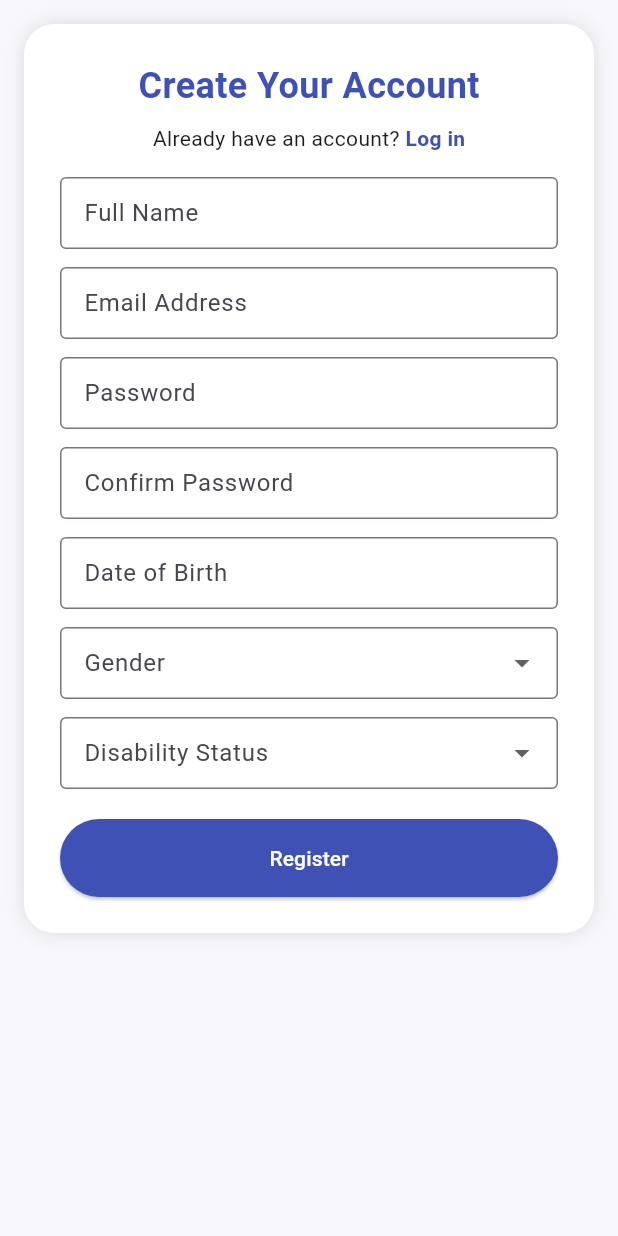
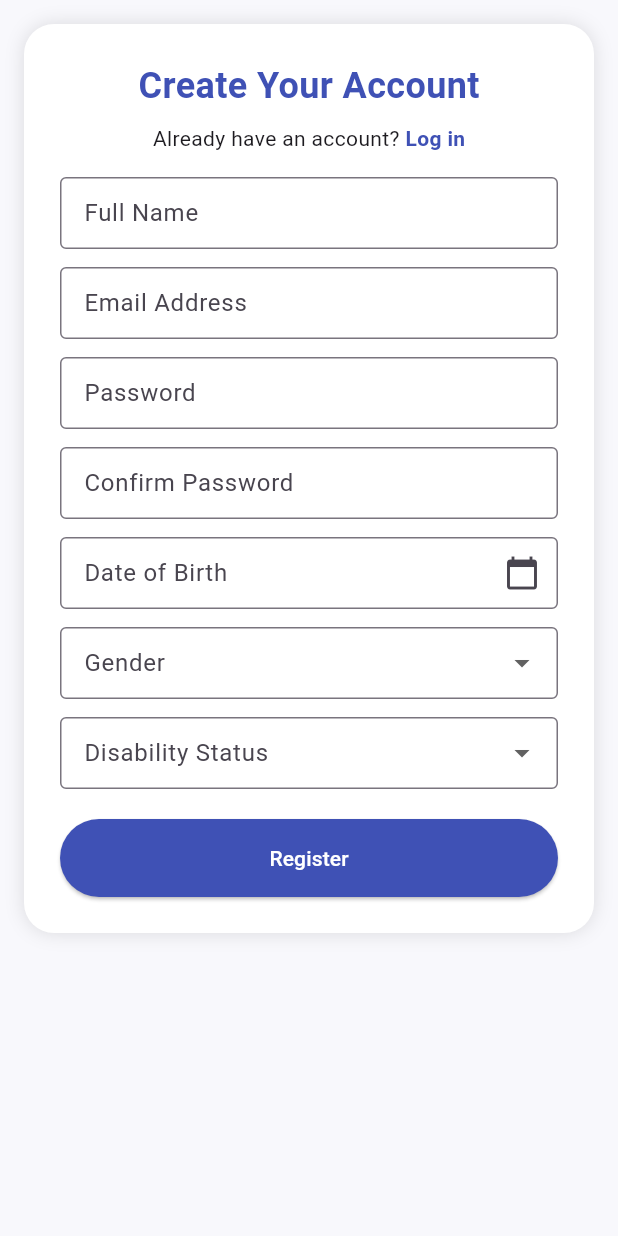
Before and after one commit to brownbots/ablemate, a Flutter app: the RegisterScreen screen opened by its route, on a phone screen of 412 x 824 dp. Run offline on Flutter 3.47's test engine with Material 3 defaults, Android fonts, the phone set to English and light mode, and no system bars; network calls fail.

Commit message:
Implemented UI improvements on login and register screens

```diff
--- a/lib/screens/login.dart
+++ b/lib/screens/login.dart
@@ -18,7 +18,7 @@ class _LoginScreenState extends State<LoginScreen> {
 
   Future<void> loginUser() async {
     try {
-      final url = Uri.parse('http://192.168.1.9:8000/login');
+      final url = Uri.parse('http://192.168.0.173:8000/login');
       final response = await http.post(
         url,
         headers: {'Content-Type': 'application/json'},
--- a/lib/screens/register.dart
+++ b/lib/screens/register.dart
@@ -30,7 +30,7 @@ class _RegisterScreenState extends State<RegisterScreen> {
     }
 
     try {
-      final url = Uri.parse('http://192.168.1.9:8000/register');
+      final url = Uri.parse('http://192.168.0.173:8000/register');
       final response = await http.post(
         url,
         headers: {'Content-Type': 'application/json'},
@@ -141,10 +141,24 @@ class _RegisterScreenState extends State<RegisterScreen> {
                   const SizedBox(height: 12),
                   TextField(
                     controller: dobController,
+                    readOnly: true,
+                    onTap: () async {
+                      final pickedDate = await showDatePicker(
+                        context: context,
+                        initialDate: DateTime(2000),
+                        firstDate: DateTime(1900),
+                        lastDate: DateTime.now(),
+                      );
+                      if (pickedDate != null) {
+                        dobController.text =
+                        "${pickedDate.year}-${pickedDate.month.toString().padLeft(2, '0')}-${pickedDate.day.toString().padLeft(2, '0')}";
+                      }
+                    },
                     decoration: const InputDecoration(
                       labelText: 'Date of Birth',
                       border: OutlineInputBorder(),
                       contentPadding: EdgeInsets.symmetric(horizontal: 12, vertical: 12),
+                      suffixIcon: Icon(Icons.calendar_today),
                     ),
                   ),
                   const SizedBox(height: 12),
@@ -163,9 +177,17 @@ class _RegisterScreenState extends State<RegisterScreen> {
                   const SizedBox(height: 12),
                   DropdownButtonFormField<String>(
                     value: selectedDisability,
-                    items: ['None', 'Physical', 'Visual', 'Hearing']
-                        .map((e) => DropdownMenuItem(value: e, child: Text(e)))
-                        .toList(),
+                    items: [
+                      'None',
+                      'Physical',
+                      'Visual',
+                      'Hearing',
+                      'Cognitive',
+                      'Speech',
+                      'Mental Health',
+                      'Multiple',
+                      'Senior Citizen'
+                    ].map((e) => DropdownMenuItem(value: e, child: Text(e))).toList(),
                     onChanged: (val) => setState(() => selectedDisability = val),
                     decoration: const InputDecoration(
                       labelText: 'Disability Status',
```
